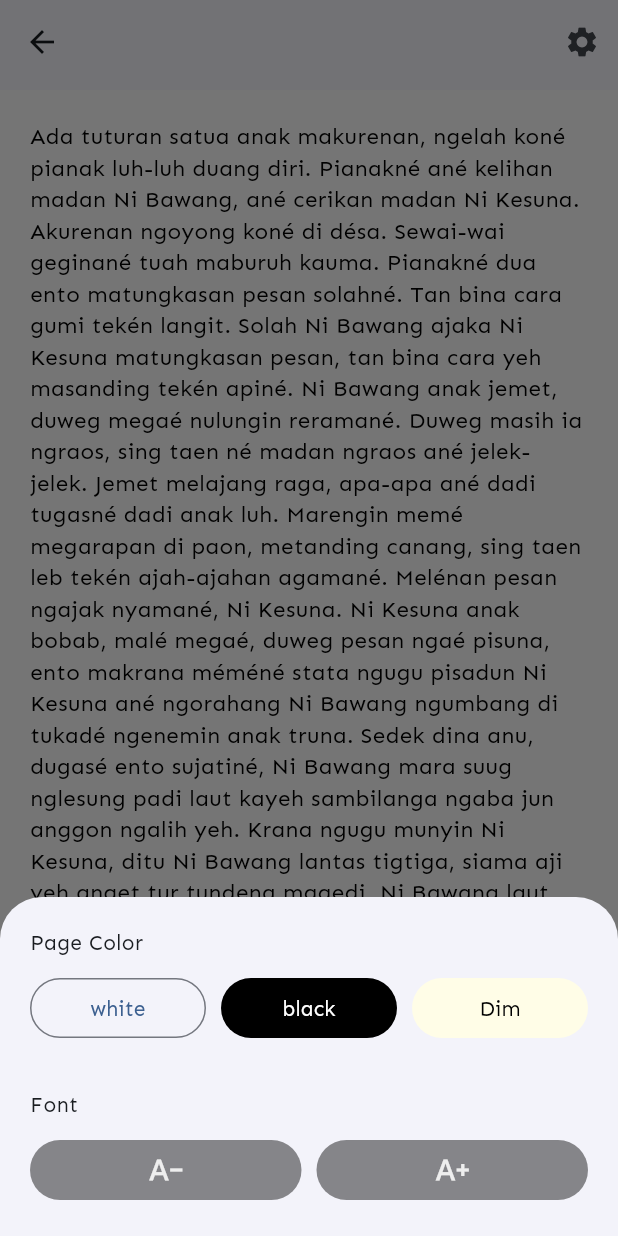
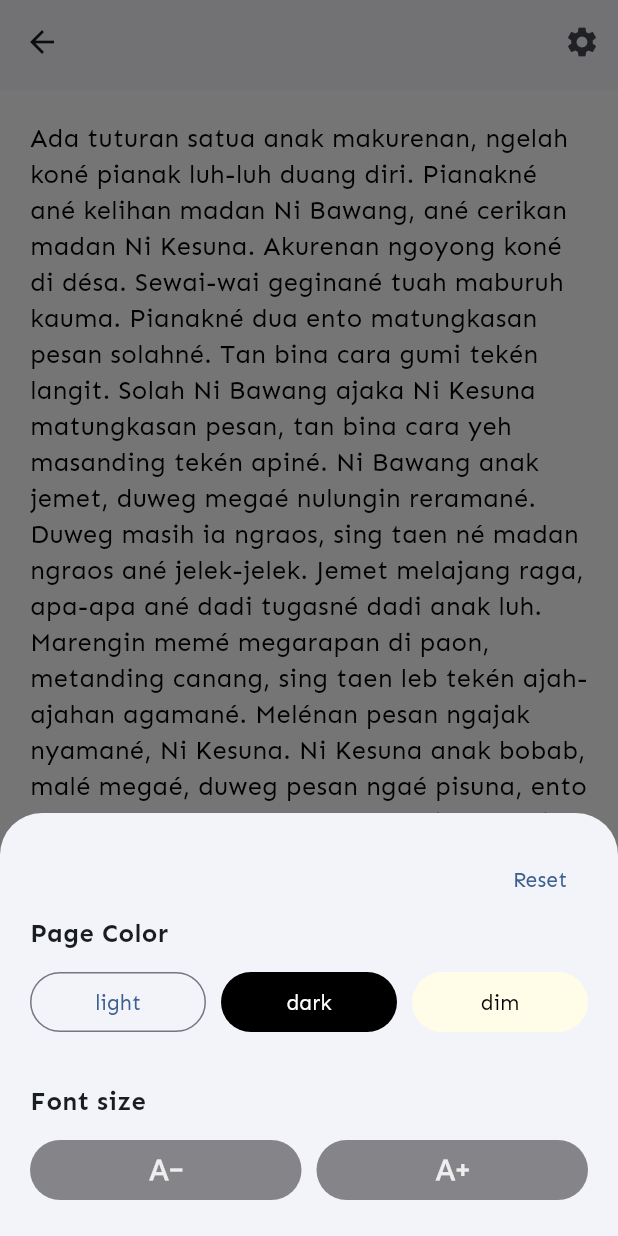
Before and after one commit to WayanPande/katuturangsatwa-apps, a Flutter app: the Reader screen opened directly with empty values, after a tap on the "settings" icon, on a phone screen of 412 x 824 dp. Run offline on Flutter 3.47's test engine with Material 2 defaults, Android fonts, the phone set to English and light mode, and no system bars; our stand-ins replace carousel_slider, go_router, shared_preferences; accounts and stored records are empty.

Commit message:
fix reader screen theme

```diff
--- a/lib/screens/reader.dart
+++ b/lib/screens/reader.dart
@@ -18,7 +18,7 @@ class _ReaderState extends State<Reader> {
   bool isScrollingDown = false;
   Color _bgColor = Colors.white;
   Color _textColor = Colors.black;
-  double _fontSize = 15;
+  double _fontSize = 17;
 
   @override
   void initState() {
@@ -78,13 +78,29 @@ class _ReaderState extends State<Reader> {
                                 width: MediaQuery.of(context).size.width,
                                 padding: const EdgeInsets.all(20),
                                 child: Column(
-                                  crossAxisAlignment: CrossAxisAlignment.center,
+                                  crossAxisAlignment: CrossAxisAlignment.end,
                                   children: [
+                                    TextButton(
+                                      onPressed: () {
+                                        setState(() {
+                                          _bgColor = Colors.white;
+                                          _textColor = Colors.black;
+                                          _fontSize = 17;
+                                        });
+                                      },
+                                      child: const Text("Reset"),
+                                    ),
                                     Column(
                                       crossAxisAlignment:
                                           CrossAxisAlignment.start,
                                       children: [
-                                        const Text("Page Color"),
+                                        const Text(
+                                          "Page Color",
+                                          style: TextStyle(
+                                            fontWeight: FontWeight.bold,
+                                            fontSize: 17,
+                                          ),
+                                        ),
                                         const SizedBox(
                                           height: 10,
                                         ),
@@ -100,7 +116,7 @@ class _ReaderState extends State<Reader> {
                                                     _textColor = Colors.black;
                                                   });
                                                 },
-                                                child: Text("white"),
+                                                child: const Text("light"),
                                               ),
                                             ),
                                             const SizedBox(
@@ -110,16 +126,16 @@ class _ReaderState extends State<Reader> {
                                               child: FilledButton(
                                                 onPressed: () {
                                                   setState(() {
-                                                    _bgColor = Colors.black;
-                                                    _textColor = Colors.white;
+                                                    _bgColor = Colors.black87;
+                                                    _textColor = Colors.white70;
                                                   });
                                                 },
-                                                child: Text("black"),
                                                 style: ButtonStyle(
                                                   backgroundColor:
                                                       MaterialStateProperty.all(
                                                           Colors.black),
                                                 ),
+                                                child: const Text("dark"),
                                               ),
                                             ),
                                             const SizedBox(
@@ -140,8 +156,8 @@ class _ReaderState extends State<Reader> {
                                                           Colors
                                                               .yellow.shade50),
                                                 ),
-                                                child: Text(
-                                                  "Dim",
+                                                child: const Text(
+                                                  "dim",
                                                   style: TextStyle(
                                                       color: Colors.black),
                                                 ),
@@ -158,7 +174,13 @@ class _ReaderState extends State<Reader> {
                                       crossAxisAlignment:
                                           CrossAxisAlignment.start,
                                       children: [
-                                        const Text("Font"),
+                                        const Text(
+                                          "Font size",
+                                          style: TextStyle(
+                                            fontWeight: FontWeight.bold,
+                                            fontSize: 17,
+                                          ),
+                                        ),
                                         const SizedBox(
                                           height: 10,
                                         ),
@@ -170,7 +192,9 @@ class _ReaderState extends State<Reader> {
                                               child: IconButton(
                                                 onPressed: () {
                                                   setState(() {
-                                                    if(_fontSize > 12)  _fontSize -= 1;
+                                                    if (_fontSize > 12) {
+                                                      _fontSize -= 1;
+                                                    }
                                                   });
                                                 },
                                                 icon: Icon(
@@ -189,11 +213,13 @@ class _ReaderState extends State<Reader> {
                                             ),
                                             Expanded(
                                               child: IconButton(
-                                                onPressed: (_fontSize < 25) ? () {
+                                                onPressed: () {
                                                   setState(() {
-                                                     _fontSize += 1;
+                                                    if ((_fontSize < 25)) {
+                                                      _fontSize += 1;
+                                                    }
                                                   });
-                                                } : null,
+                                                },
                                                 icon: Icon(
                                                   Icons.text_increase,
                                                   color: Colors.grey.shade200,
@@ -233,7 +259,7 @@ class _ReaderState extends State<Reader> {
                     });
                   },
                   child: Container(
-                    padding: EdgeInsets.all(20),
+                    padding: const EdgeInsets.all(20),
                     decoration: BoxDecoration(
                       color: _bgColor,
                     ),
```
